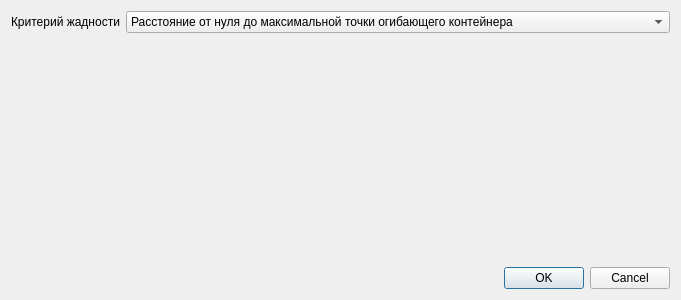
First picture: the form in greedysolverdialog.ui, repository Musseffect/3D-container-packing, before the edit.
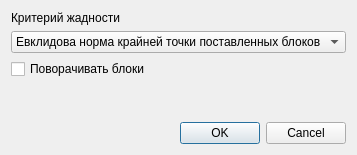
Second picture: the form after the edit.

```diff
--- a/greedysolverdialog.ui
+++ b/greedysolverdialog.ui
@@ -6,34 +6,74 @@
    <rect>
     <x>0</x>
     <y>0</y>
-    <width>400</width>
-    <height>300</height>
+    <width>357</width>
+    <height>155</height>
    </rect>
   </property>
+  <property name="sizePolicy">
+   <sizepolicy hsizetype="Fixed" vsizetype="Fixed">
+    <horstretch>0</horstretch>
+    <verstretch>0</verstretch>
+   </sizepolicy>
+  </property>
   <property name="windowTitle">
    <string>Параметры жадного алгоритма</string>
   </property>
-  <layout class="QVBoxLayout" name="verticalLayout">
-   <item>
+  <layout class="QGridLayout" name="gridLayout">
+   <property name="sizeConstraint">
+    <enum>QLayout::SetDefaultConstraint</enum>
+   </property>
+   <item row="2" column="0">
+    <widget class="QDialogButtonBox" name="buttonBox">
+     <property name="orientation">
+      <enum>Qt::Horizontal</enum>
+     </property>
+     <property name="standardButtons">
+      <set>QDialogButtonBox::Cancel|QDialogButtonBox::Ok</set>
+     </property>
+    </widget>
+   </item>
+   <item row="1" column="0">
     <layout class="QFormLayout" name="formLayout">
+     <property name="sizeConstraint">
+      <enum>QLayout::SetDefaultConstraint</enum>
+     </property>
+     <property name="rowWrapPolicy">
+      <enum>QFormLayout::WrapAllRows</enum>
+     </property>
      <item row="0" column="0">
       <widget class="QLabel" name="label">
        <property name="sizePolicy">
-        <sizepolicy hsizetype="Preferred" vsizetype="Preferred">
+        <sizepolicy hsizetype="Preferred" vsizetype="Fixed">
          <horstretch>0</horstretch>
          <verstretch>0</verstretch>
         </sizepolicy>
        </property>
+       <property name="layoutDirection">
+        <enum>Qt::LeftToRight</enum>
+       </property>
        <property name="text">
         <string>Критерий жадности</string>
        </property>
+       <property name="scaledContents">
+        <bool>false</bool>
+       </property>
+       <property name="alignment">
+        <set>Qt::AlignLeading|Qt::AlignLeft|Qt::AlignTop</set>
+       </property>
       </widget>
      </item>
      <item row="0" column="1">
       <widget class="QComboBox" name="comboBox">
+       <property name="sizePolicy">
+        <sizepolicy hsizetype="Ignored" vsizetype="Fixed">
+         <horstretch>0</horstretch>
+         <verstretch>0</verstretch>
+        </sizepolicy>
+       </property>
        <item>
         <property name="text">
-         <string>Расстояние от нуля до максимальной точки огибающего контейнера</string>
+         <string>Евклидова норма крайней точки поставленных блоков</string>
         </property>
        </item>
        <item>
@@ -61,20 +101,27 @@
          <string>Отношение объёма огибающего контейнера к максимальному объёму</string>
         </property>
        </item>
+       <item>
+        <property name="text">
+         <string>Чебышева норма до крайней точки текущего блока в контейнере</string>
+        </property>
+       </item>
+       <item>
+        <property name="text">
+         <string>Максимальный по объёму блок на ближайшей позиции к началу</string>
+        </property>
+       </item>
+      </widget>
+     </item>
+     <item row="1" column="1">
+      <widget class="QCheckBox" name="rotateBoxes">
+       <property name="text">
+        <string>Поворачивать блоки</string>
+       </property>
       </widget>
      </item>
     </layout>
    </item>
-   <item>
-    <widget class="QDialogButtonBox" name="buttonBox">
-     <property name="orientation">
-      <enum>Qt::Horizontal</enum>
-     </property>
-     <property name="standardButtons">
-      <set>QDialogButtonBox::Cancel|QDialogButtonBox::Ok</set>
-     </property>
-    </widget>
-   </item>
   </layout>
  </widget>
  <resources/>
```
Left out of the diff: 10 changed lines with no effect on the pictures.
